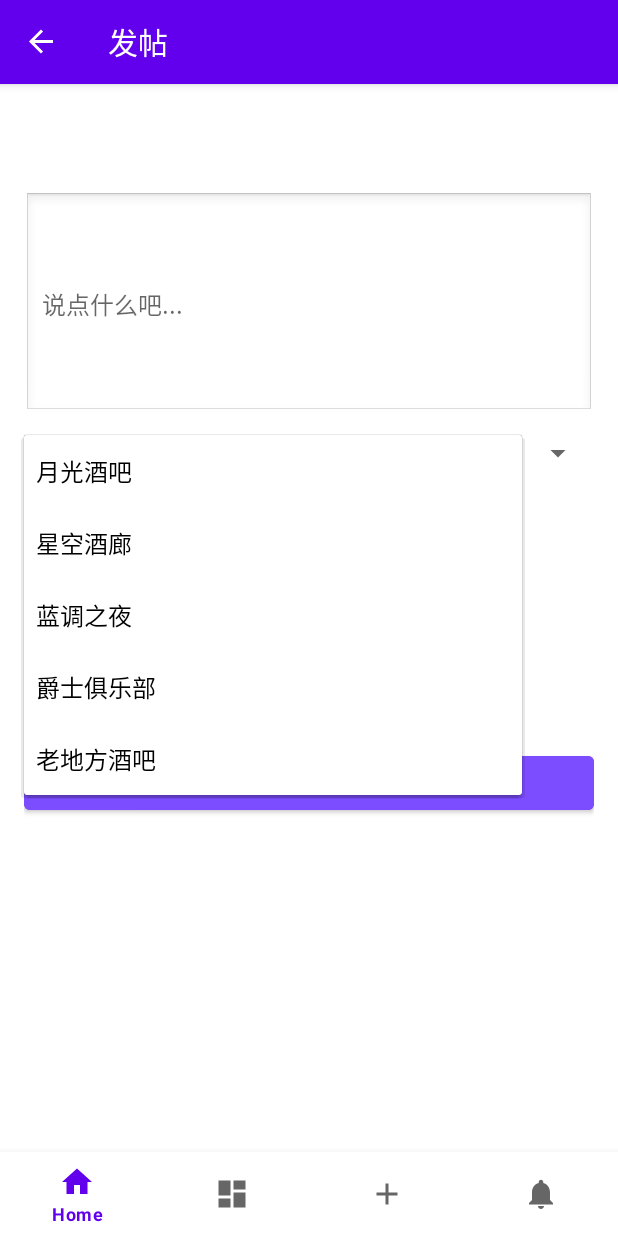
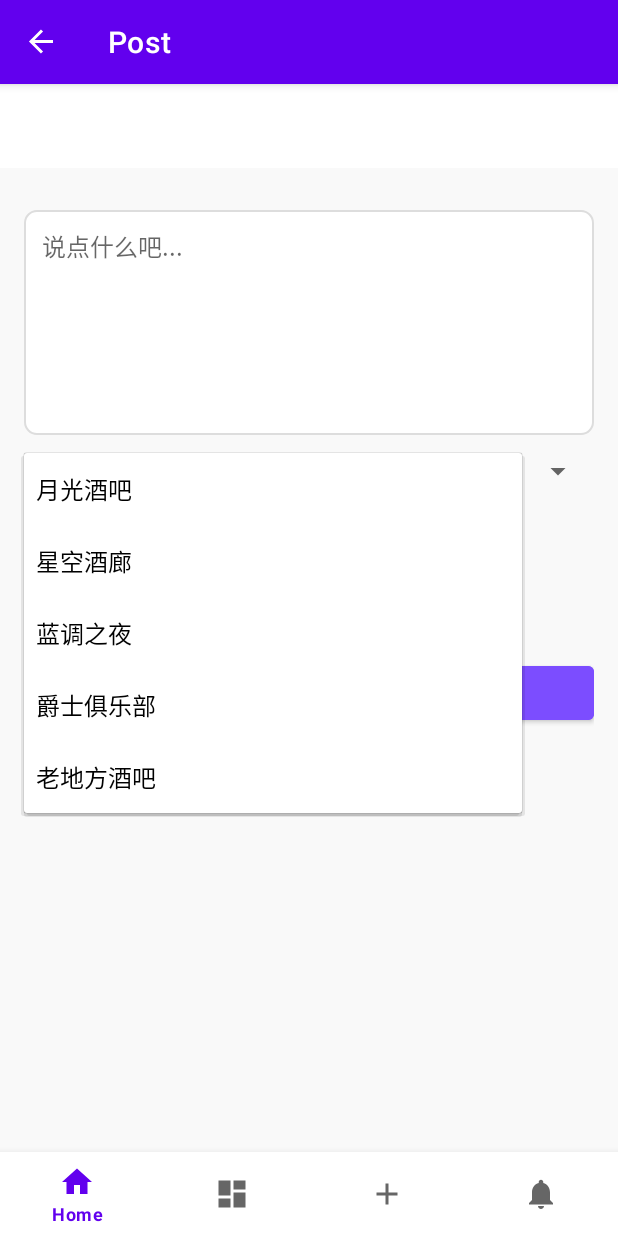
Before and after one commit to lu-kai-2002/AndroidFinalproject, an Android app: the PostFragment screen opened through its navigation route, after a tap on "月光酒吧", on a phone screen of 412 x 824 dp. Run offline under Robolectric (Android 15) with nearby library versions, the phone set to English and light mode, and no system bars; our stand-ins replace navigation-ui.

Commit message:
Merge remote-tracking branch 'origin/master'

```diff
--- a/app/src/main/java/com/example/finalproject/MainActivity.java
+++ b/app/src/main/java/com/example/finalproject/MainActivity.java
@@ -26,8 +26,6 @@ public class MainActivity extends AppCompatActivity {
         setContentView(binding.getRoot());
 
 
-
-
         BottomNavigationView navView = findViewById(R.id.nav_view);
         // Passing each menu ID as a set of Ids because each
         // menu should be considered as top level destinations.
--- /dev/null
+++ b/app/src/main/res/drawable/rounded_edittext_bg.xml
@@ -0,0 +1,7 @@
+<?xml version="1.0" encoding="utf-8"?>
+<shape xmlns:android="http://schemas.android.com/apk/res/android"
+    android:shape="rectangle">
+    <solid android:color="#FFFFFF" />
+    <corners android:radius="8dp" />
+    <stroke android:width="1dp" android:color="#DDDDDD" />
+</shape>
--- a/app/src/main/res/layout/fragment_home.xml
+++ b/app/src/main/res/layout/fragment_home.xml
@@ -1,20 +1,19 @@
-<?xml version="1.0" encoding="utf-8"?>
 <layout xmlns:android="http://schemas.android.com/apk/res/android">
-
-
-    <data>
-    </data>
 
     <LinearLayout
         android:layout_width="match_parent"
         android:layout_height="match_parent"
-        android:orientation="vertical">
+        android:orientation="vertical"
+        android:background="#F9F9F9"
+        android:paddingTop="24dp">
 
         <androidx.recyclerview.widget.RecyclerView
             android:id="@+id/recyclerViewFeed"
             android:layout_width="match_parent"
             android:layout_height="match_parent"
-            android:padding="8dp" />
+            android:paddingStart="8dp"
+            android:paddingEnd="8dp"
+            android:paddingBottom="8dp"
+            android:clipToPadding="false" />
     </LinearLayout>
-
 </layout>
--- a/app/src/main/res/layout/fragment_post.xml
+++ b/app/src/main/res/layout/fragment_post.xml
@@ -2,30 +2,41 @@
 <ScrollView xmlns:android="http://schemas.android.com/apk/res/android"
     android:layout_width="match_parent"
     android:layout_height="match_parent"
-    android:padding="16dp">
+    android:padding="16dp"
+    android:background="#F9F9F9">
 
     <LinearLayout
         android:layout_width="match_parent"
         android:layout_height="wrap_content"
-        android:orientation="vertical"
-        android:gravity="top">
+        android:orientation="vertical">
 
+        <!-- 顶部间距防止遮挡 -->
+        <View
+            android:layout_width="match_parent"
+            android:layout_height="12dp" />
+
+        <!-- 发帖内容输入框 -->
         <EditText
             android:id="@+id/editTextContent"
             android:layout_width="match_parent"
             android:layout_height="150dp"
-            android:background="@android:drawable/edit_text"
             android:hint="说点什么吧..."
             android:padding="12dp"
+            android:gravity="top|start"
             android:textSize="16sp"
-            android:layout_marginBottom="12dp" />
+            android:textColor="#000000"
+            android:background="@drawable/rounded_edittext_bg"
+            android:backgroundTint="@null" />
 
+        <!-- 酒吧选择 -->
         <Spinner
             android:id="@+id/spinnerBars"
             android:layout_width="match_parent"
             android:layout_height="wrap_content"
+            android:layout_marginTop="12dp"
             android:layout_marginBottom="12dp" />
 
+        <!-- 添加图片按钮 -->
         <Button
             android:id="@+id/btnAddImage"
             android:layout_width="wrap_content"
@@ -33,12 +44,17 @@
             android:text="添加图片"
             android:layout_marginBottom="8dp" />
 
+        <!-- 图片预览列表 -->
         <androidx.recyclerview.widget.RecyclerView
             android:id="@+id/recyclerViewImages"
             android:layout_width="match_parent"
-            android:layout_height="100dp"
-            android:layout_marginBottom="16dp" />
+            android:layout_height="wrap_content"
+            android:minHeight="40dp"
+            android:layout_marginBottom="4dp" />
 
+
+
+        <!-- 发布按钮 -->
         <Button
             android:id="@+id/btnPublish"
             android:layout_width="match_parent"
--- a/app/src/main/res/navigation/mobile_navigation.xml
+++ b/app/src/main/res/navigation/mobile_navigation.xml
@@ -20,13 +20,13 @@
     <fragment
         android:id="@+id/navigation_notifications"
         android:name="com.example.finalproject.ui.NotificationContainerFragment"
-        android:label="@string/title_notifications"
+        android:label="User"
         tools:layout="@layout/fragment_notification_container" />
 
     <fragment
         android:id="@+id/navigation_post"
         android:name="com.example.finalproject.ui.post.PostFragment"
-        android:label="发帖"
+        android:label="Post"
         tools:layout="@layout/fragment_post" />
 
 </navigation>
```
